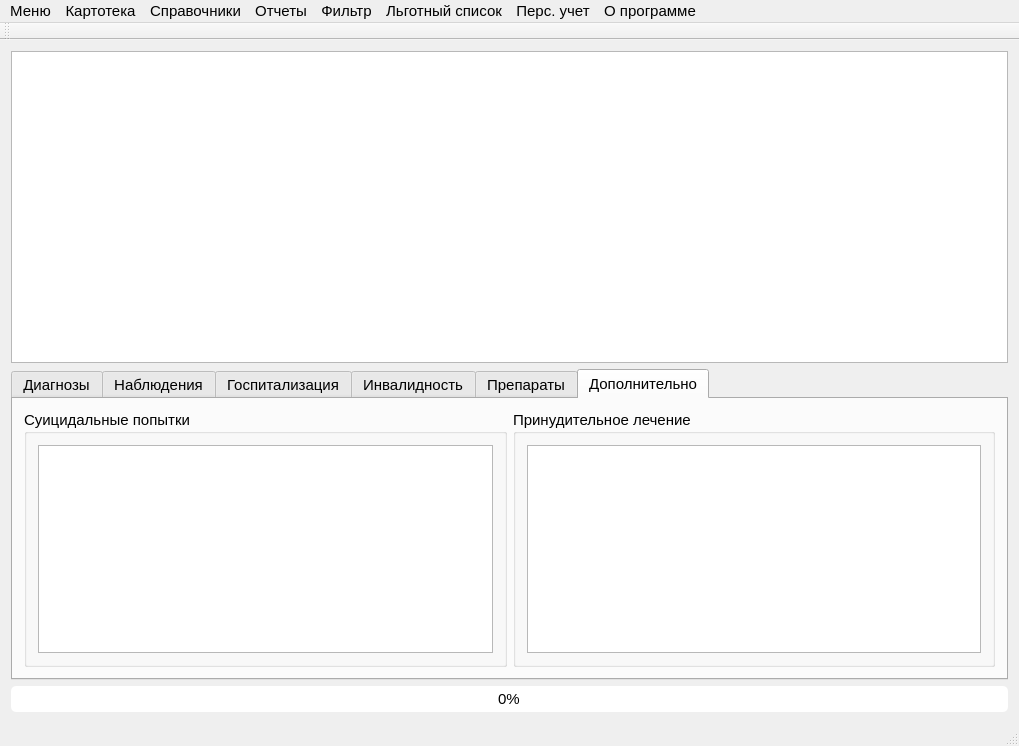
This is mainwindow.ui in PanchukDima/patientbd-code as Qt 5 draws it before an edit. The edited form follows.
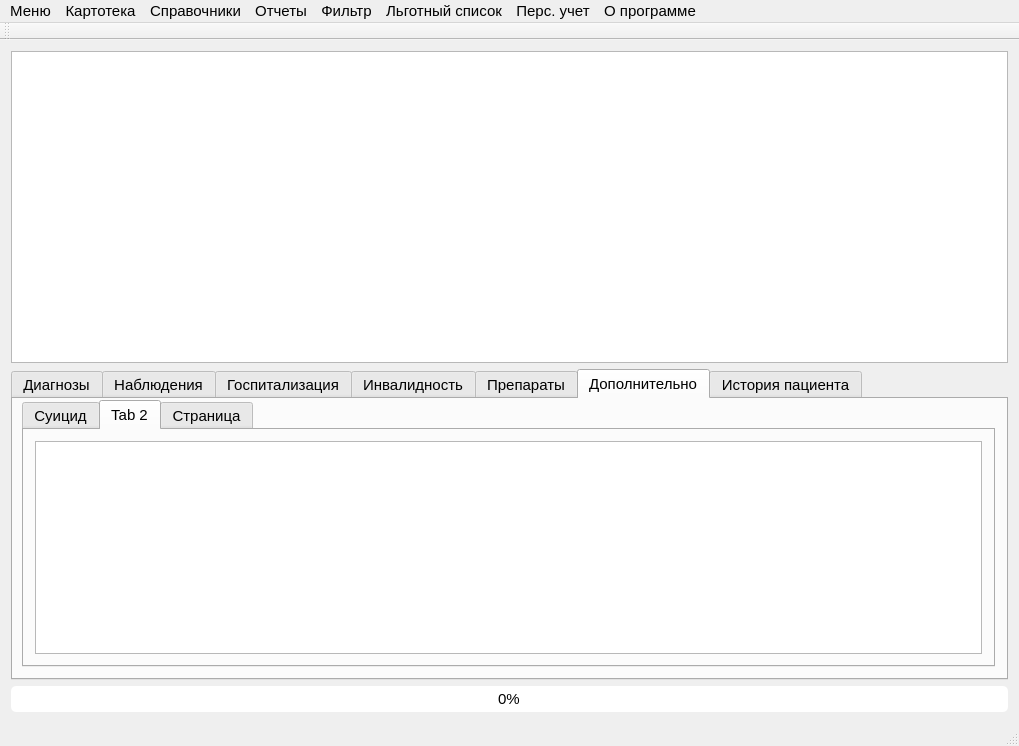
This is the edited form. The open tabs and pages were chosen to show the change. Icons and pictures are not drawn.

Diff of the .ui file:
```diff
--- a/mainwindow.ui
+++ b/mainwindow.ui
@@ -85,6 +85,12 @@
     </item>
     <item>
      <widget class="QTabWidget" name="tabWidget_invalid_psi">
+      <property name="sizePolicy">
+       <sizepolicy hsizetype="Expanding" vsizetype="Expanding">
+        <horstretch>0</horstretch>
+        <verstretch>0</verstretch>
+       </sizepolicy>
+      </property>
       <property name="font">
        <font>
         <pointsize>11</pointsize>
@@ -336,12 +342,22 @@
         <string>Дополнительно</string>
        </attribute>
        <layout class="QHBoxLayout" name="horizontalLayout_2">
+        <property name="leftMargin">
+         <number>9</number>
+        </property>
+        <property name="topMargin">
+         <number>1</number>
+        </property>
         <item>
-         <widget class="QGroupBox" name="groupBox_3">
-          <property name="title">
-           <string>Суицидальные попытки</string>
+         <widget class="QTabWidget" name="tabWidget">
+          <property name="currentIndex">
+           <number>1</number>
           </property>
-          <layout class="QVBoxLayout" name="verticalLayout_4">
+          <widget class="QWidget" name="tab_2">
+           <attribute name="title">
+            <string>Суицид</string>
+           </attribute>
+           <layout class="QVBoxLayout" name="verticalLayout_3">
            <item>
             <widget class="QTableWidget" name="tableWidget_suicid">
              <property name="editTriggers">
@@ -360,13 +376,11 @@
            </item>
           </layout>
          </widget>
-        </item>
-        <item>
-         <widget class="QGroupBox" name="groupBox_4">
-          <property name="title">
-           <string>Принудительное лечение</string>
-          </property>
-          <layout class="QVBoxLayout" name="verticalLayout_5">
+          <widget class="QWidget" name="tab_3">
+           <attribute name="title">
+            <string>Tab 2</string>
+           </attribute>
+           <layout class="QVBoxLayout" name="verticalLayout_2">
            <item>
             <widget class="QTableWidget" name="tableWidget_fuke">
              <property name="editTriggers">
@@ -385,9 +399,33 @@
            </item>
           </layout>
          </widget>
+          <widget class="QWidget" name="tab_4">
+           <attribute name="title">
+            <string>Страница</string>
+           </attribute>
+          </widget>
+         </widget>
         </item>
        </layout>
       </widget>
+      <widget class="QWidget" name="tab">
+       <attribute name="title">
+        <string>История пациента</string>
+       </attribute>
+       <widget class="QPushButton" name="pushButton_add_history_patient">
+        <property name="geometry">
+         <rect>
+          <x>20</x>
+          <y>20</y>
+          <width>221</width>
+          <height>31</height>
+         </rect>
+        </property>
+        <property name="text">
+         <string>Добавить историю пациента</string>
+        </property>
+       </widget>
+      </widget>
      </widget>
     </item>
     <item>
```
Left out of the diff: 12 changed lines with no effect on the pictures. Lines whose indentation alone changed are shown as unchanged.
